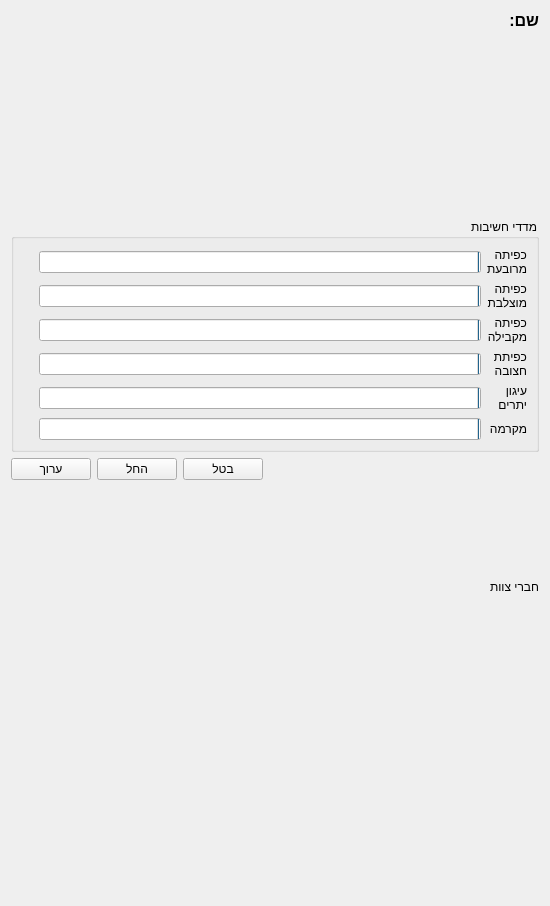
Old version of the form gui/resources/teamwidget.ui in the repository PillowTweezers/PurMyun.
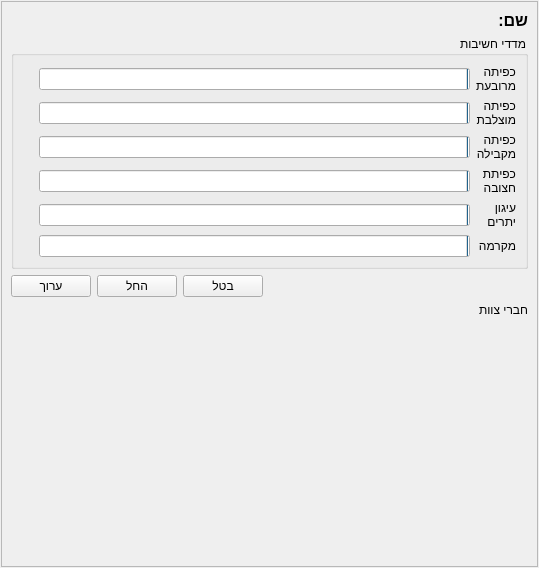
New version of the form. Icons and pictures are not drawn. Custom widgets are drawn as their Qt base class.

The edit to the form file:
```diff
--- a/gui/resources/teamwidget.ui
+++ b/gui/resources/teamwidget.ui
@@ -6,8 +6,8 @@
    <rect>
     <x>0</x>
     <y>0</y>
-    <width>550</width>
-    <height>906</height>
+    <width>539</width>
+    <height>568</height>
    </rect>
   </property>
   <property name="windowTitle">
@@ -17,6 +17,33 @@
    <enum>Qt::RightToLeft</enum>
   </property>
   <layout class="QVBoxLayout" name="verticalLayout">
+   <property name="leftMargin">
+    <number>1</number>
+   </property>
+   <property name="topMargin">
+    <number>1</number>
+   </property>
+   <property name="rightMargin">
+    <number>1</number>
+   </property>
+   <property name="bottomMargin">
+    <number>1</number>
+   </property>
+   <item>
+    <widget class="QScrollArea" name="scrollArea">
+     <property name="widgetResizable">
+      <bool>true</bool>
+     </property>
+     <widget class="QWidget" name="scrollAreaWidgetContents">
+      <property name="geometry">
+       <rect>
+        <x>0</x>
+        <y>0</y>
+        <width>535</width>
+        <height>564</height>
+       </rect>
+      </property>
+      <layout class="QVBoxLayout" name="verticalLayout_3">
    <item>
     <layout class="QFormLayout" name="formLayout">
      <item row="0" column="0">
@@ -316,6 +343,23 @@
        </layout>
       </item>
      </layout>
+        </widget>
+       </item>
+       <item>
+        <spacer name="verticalSpacer">
+         <property name="orientation">
+          <enum>Qt::Vertical</enum>
+         </property>
+         <property name="sizeHint" stdset="0">
+          <size>
+           <width>20</width>
+           <height>40</height>
+          </size>
+         </property>
+        </spacer>
+       </item>
+      </layout>
+     </widget>
     </widget>
    </item>
   </layout>
```
Lines whose indentation alone changed are shown as unchanged.
